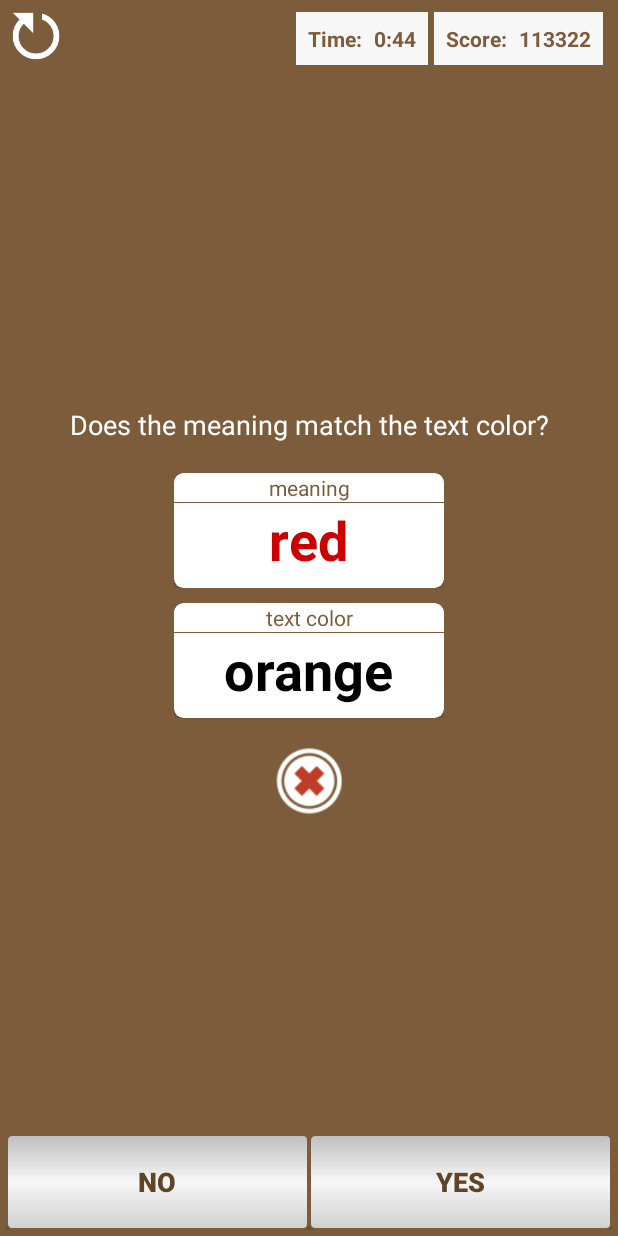
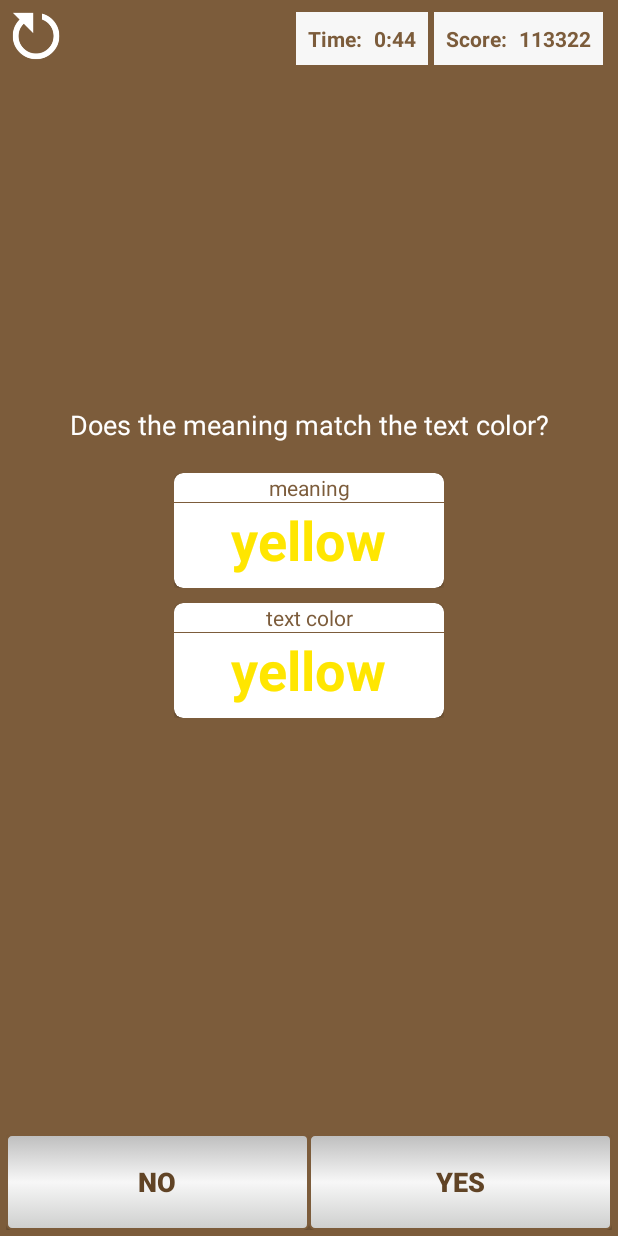
Before and after one commit to gokulnathperiasamy/ColorMatch, an Android app: the GameActivity screen opened directly, with no data from a screen before it, after a tap on "NO", on a phone screen of 412 x 824 dp. Run offline under Robolectric (Android 15) with nearby library versions, the phone set to English and light mode, and no system bars; our stand-ins replace ButterKnife; 1 statement that could not run was skipped.

Commit message:
Implement question and color generator.

```diff
--- a/app/src/main/java/com/kpgn/colormatch/activity/GameActivity.java
+++ b/app/src/main/java/com/kpgn/colormatch/activity/GameActivity.java
@@ -1,5 +1,6 @@
 package com.kpgn.colormatch.activity;
 
+import android.annotation.SuppressLint;
 import android.content.Intent;
 import android.os.Bundle;
 import android.os.CountDownTimer;
@@ -10,7 +11,10 @@ import android.widget.TextView;
 
 import com.kpgn.colormatch.R;
 import com.kpgn.colormatch.constant.ApplicationConstant;
+import com.kpgn.colormatch.entity.QuestionEntity;
+import com.kpgn.colormatch.processor.QuestionGenerator;
 import com.kpgn.colormatch.utility.TextUtil;
+import com.kpgn.colormatch.view.CustomCardView;
 
 import java.util.concurrent.atomic.AtomicInteger;
 
@@ -32,10 +36,17 @@ public class GameActivity extends BaseActivity {
     @BindView(R.id.question_container)
     View mQuestionContainer;
 
+    @BindView(R.id.ccv_option_a)
+    CustomCardView customCardViewOptionA;
+
+    @BindView(R.id.ccv_option_b)
+    CustomCardView customCardViewOptionB;
+
     @BindView(R.id.img_answer_notification)
     ImageView mAnswerNotification;
 
     private CountDownTimer countDownTimer;
+    private QuestionEntity questionEntity;
 
     @Override
     protected void onCreate(Bundle savedInstanceState) {
@@ -59,11 +70,16 @@ public class GameActivity extends BaseActivity {
     private void setupQuestions() {
         toggleQuestionView(false);
         startGameTimer(ApplicationConstant.GAME_PLAY_TIME);
+        mAnswerNotification.setVisibility(View.INVISIBLE);
         getNewQuestion();
     }
 
     private void getNewQuestion() {
-        //mAnswerNotification.setVisibility(View.INVISIBLE);
+        questionEntity = QuestionGenerator.getQuestion();
+        customCardViewOptionA.setTextAndColor(questionEntity.getTextA(),
+                TextUtil.getColorInt(this, questionEntity.getTextAColor()));
+        customCardViewOptionB.setTextAndColor(questionEntity.getTextB(),
+                TextUtil.getColorInt(this, questionEntity.getTextBColor()));
     }
 
     private void gameOver() {
@@ -80,13 +96,30 @@ public class GameActivity extends BaseActivity {
     @SuppressWarnings("unused")
     @OnClick(R.id.cta_yes)
     public void optionYes(View view) {
-        toggleAnswerNotification(true);
+        checkAnswer(true);
     }
 
     @SuppressWarnings("unused")
     @OnClick(R.id.cta_no)
     public void optionNo(View view) {
-        toggleAnswerNotification(false);
+        checkAnswer(false);
+    }
+
+    private void checkAnswer(boolean isYesPressed) {
+        if (questionEntity.isCorrect()) {
+            if (isYesPressed) {
+                toggleAnswerNotification(true);
+            } else {
+                toggleAnswerNotification(false);
+            }
+        } else {
+            if (isYesPressed) {
+                toggleAnswerNotification(false);
+            } else {
+                toggleAnswerNotification(true);
+            }
+        }
+        getNewQuestion();
     }
 
     private void toggleQuestionView(boolean isHidden) {
@@ -111,6 +144,7 @@ public class GameActivity extends BaseActivity {
         }
     }
 
+    @SuppressLint("SetTextI18n")
     private void showGameStartTimerAndStartGame() {
         toggleQuestionView(true);
         mCounter.setText("3");
--- a/app/src/main/java/com/kpgn/colormatch/constant/ApplicationConstant.java
+++ b/app/src/main/java/com/kpgn/colormatch/constant/ApplicationConstant.java
@@ -8,4 +8,17 @@ public abstract class ApplicationConstant {
     public static final int COUNT_DOWN_TIMER = 2;
     public static final long MILLI_SECOND = 1000;
 
+    public static final String COLOR_BLACK = "black";
+    public static final String COLOR_YELLOW = "yellow";
+    public static final String COLOR_RED = "red";
+    public static final String COLOR_BLUE = "blue";
+    public static final String COLOR_GREEN = "green";
+
+    public static final String[] COLOR_TEXT = {
+            COLOR_BLACK,
+            COLOR_YELLOW,
+            COLOR_RED,
+            COLOR_BLUE,
+            COLOR_GREEN
+    };
 }
--- a/app/src/main/java/com/kpgn/colormatch/entity/BaseEntity.java
+++ /dev/null
@@ -1,6 +0,0 @@
-package com.kpgn.colormatch.entity;
-
-
-public abstract class BaseEntity {
-
-}
--- /dev/null
+++ b/app/src/main/java/com/kpgn/colormatch/entity/QuestionEntity.java
@@ -0,0 +1,51 @@
+package com.kpgn.colormatch.entity;
+
+
+public class QuestionEntity {
+
+    private String textA;
+    private String textAColor;
+    private String textB;
+    private String textBColor;
+    private boolean isCorrect;
+
+    public String getTextA() {
+        return textA;
+    }
+
+    public void setTextA(String textA) {
+        this.textA = textA;
+    }
+
+    public String getTextAColor() {
+        return textAColor;
+    }
+
+    public void setTextAColor(String textAColor) {
+        this.textAColor = textAColor;
+    }
+
+    public String getTextB() {
+        return textB;
+    }
+
+    public void setTextB(String textB) {
+        this.textB = textB;
+    }
+
+    public String getTextBColor() {
+        return textBColor;
+    }
+
+    public void setTextBColor(String textBColor) {
+        this.textBColor = textBColor;
+    }
+
+    public boolean isCorrect() {
+        return isCorrect;
+    }
+
+    public void setCorrect(boolean correct) {
+        isCorrect = correct;
+    }
+}
--- /dev/null
+++ b/app/src/main/java/com/kpgn/colormatch/processor/QuestionGenerator.java
@@ -0,0 +1,32 @@
+package com.kpgn.colormatch.processor;
+
+import com.kpgn.colormatch.constant.ApplicationConstant;
+import com.kpgn.colormatch.entity.QuestionEntity;
+import com.kpgn.colormatch.utility.TextUtil;
+
+public class QuestionGenerator {
+
+    private static int arrayLength;
+
+    static {
+        arrayLength = ApplicationConstant.COLOR_TEXT.length - 1;
+    }
+
+    public static QuestionEntity getQuestion() {
+        String tempTextA = ApplicationConstant.COLOR_TEXT[TextUtil.getRandomInt(0, arrayLength)];
+        String tempTextBColor = tempTextA;
+        if (TextUtil.getRandomInt(111, 999) % 2 == 0) {
+            tempTextBColor = ApplicationConstant.COLOR_TEXT[TextUtil.getRandomInt(0, arrayLength)];
+        }
+
+        QuestionEntity questionEntity = new QuestionEntity();
+        questionEntity.setTextA(tempTextA);
+        questionEntity.setTextAColor(ApplicationConstant.COLOR_TEXT[TextUtil.getRandomInt(0, arrayLength)]);
+        questionEntity.setTextB(ApplicationConstant.COLOR_TEXT[TextUtil.getRandomInt(0, arrayLength)]);
+        questionEntity.setTextBColor(tempTextBColor);
+        questionEntity.setCorrect(tempTextA.equalsIgnoreCase(tempTextBColor));
+
+        return questionEntity;
+    }
+
+}
--- a/app/src/main/java/com/kpgn/colormatch/utility/TextUtil.java
+++ b/app/src/main/java/com/kpgn/colormatch/utility/TextUtil.java
@@ -1,6 +1,12 @@
 package com.kpgn.colormatch.utility;
 
+import android.content.Context;
+
+import com.kpgn.colormatch.R;
+import com.kpgn.colormatch.constant.ApplicationConstant;
+
 import java.util.Locale;
+import java.util.Random;
 
 
 public abstract class TextUtil {
@@ -9,4 +15,23 @@ public abstract class TextUtil {
         return String.format(Locale.US, "%02d", doubleValue);
     }
 
+    public static int getRandomInt(int min, int max) {
+        return new Random().nextInt((max - min) + 1) + min;
+    }
+
+    public static int getColorInt(Context context, String textAColor) {
+        switch(textAColor) {
+            case ApplicationConstant.COLOR_BLACK:
+                return context.getResources().getColor(R.color.colorBlack);
+            case ApplicationConstant.COLOR_YELLOW:
+                return context.getResources().getColor(R.color.colorYellow);
+            case ApplicationConstant.COLOR_RED:
+                return context.getResources().getColor(R.color.colorRed);
+            case ApplicationConstant.COLOR_BLUE:
+                return context.getResources().getColor(R.color.colorBlue);
+            case ApplicationConstant.COLOR_GREEN:
+                return context.getResources().getColor(R.color.colorGreen);
+        }
+        return context.getResources().getColor(R.color.colorBlack);
+    }
 }
--- a/app/src/main/java/com/kpgn/colormatch/view/CustomCardView.java
+++ b/app/src/main/java/com/kpgn/colormatch/view/CustomCardView.java
@@ -14,7 +14,6 @@ import butterknife.BindView;
 import butterknife.ButterKnife;
 
 public class CustomCardView extends LinearLayout {
-
 
     @BindView(R.id.tv_hint_text)
     TextView mHintText;
@@ -36,7 +35,9 @@ public class CustomCardView extends LinearLayout {
         a.recycle();
 
         LayoutInflater inflater = (LayoutInflater) context.getSystemService(Context.LAYOUT_INFLATER_SERVICE);
-        inflater.inflate(R.layout.view_custom_card, this, true);
+        if (inflater != null) {
+            inflater.inflate(R.layout.view_custom_card, this, true);
+        }
 
         setHintText(hintText);
         setTextAndColor(text, color);
@@ -48,11 +49,11 @@ public class CustomCardView extends LinearLayout {
         ButterKnife.bind(this, child.getRootView());
     }
 
-    private void setHintText(String hintText) {
+    public void setHintText(String hintText) {
         mHintText.setText(hintText);
     }
 
-    private void setTextAndColor(String text, int color) {
+    public void setTextAndColor(String text, int color) {
         mText.setText(text);
         mText.setTextColor(color);
     }
--- a/app/src/main/res/values/colors.xml
+++ b/app/src/main/res/values/colors.xml
@@ -6,4 +6,10 @@
     <color name="colorOptionLight">#FFF7F7F7</color>
     <color name="colorOptionMedium">#FFCECFCE</color>
     <color name="colorOptionDark">#FFBEBEBE</color>
+
+    <color name="colorBlack">#000000</color>
+    <color name="colorYellow">#ffe600</color>
+    <color name="colorRed">#bc0000</color>
+    <color name="colorBlue">#004cfc</color>
+    <color name="colorGreen">#03a900</color>
 </resources>
```
